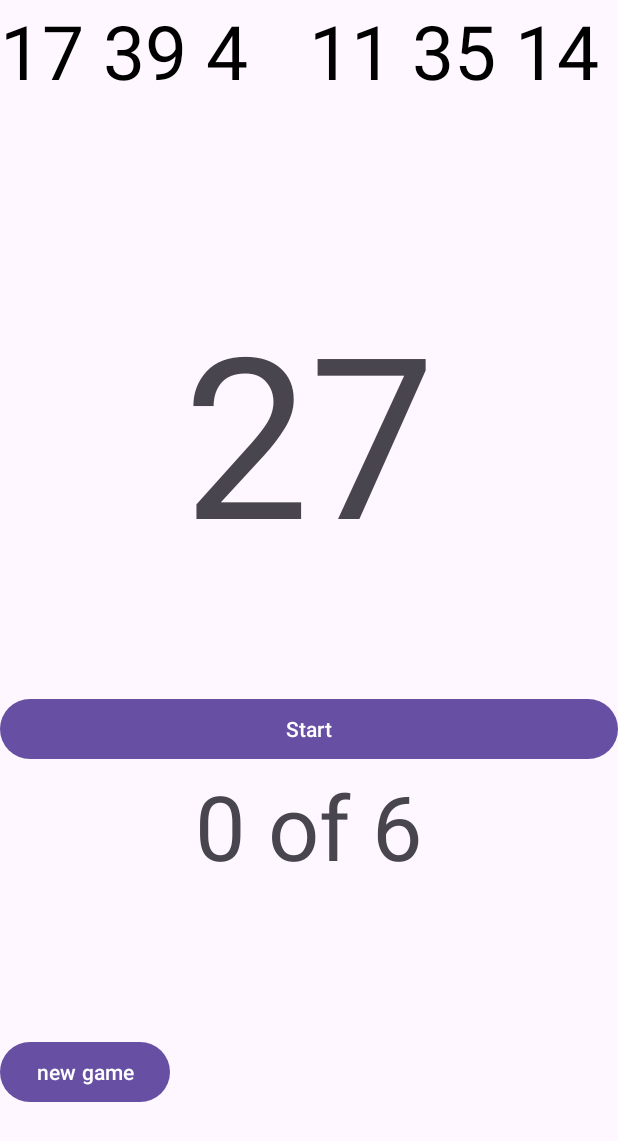
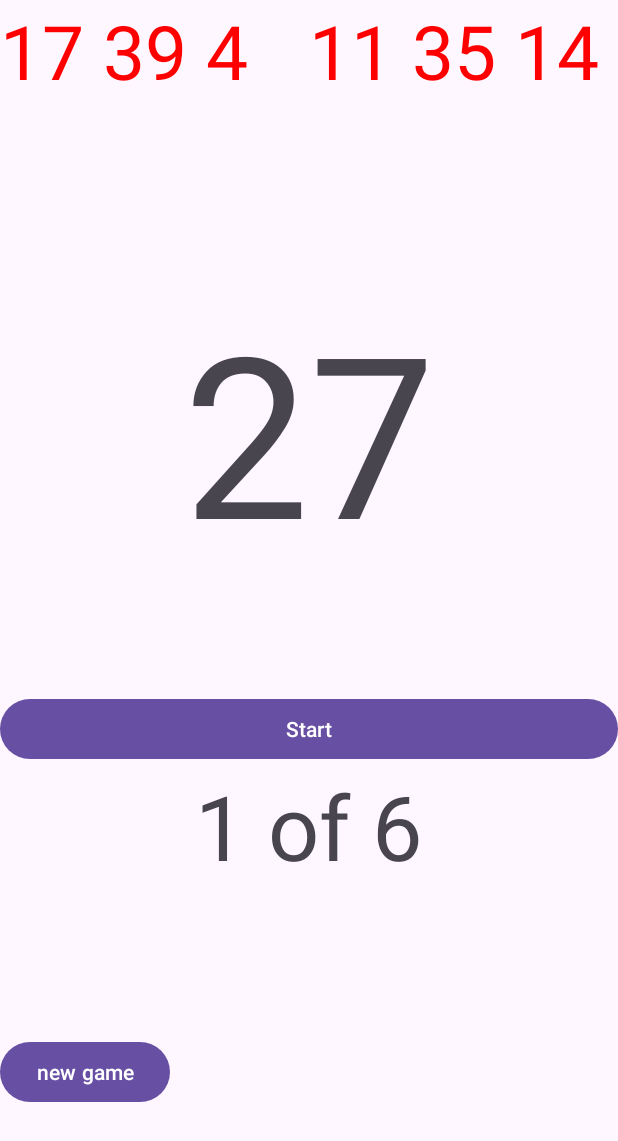
Before and after one commit to mohamedy25/RANDOM_GAME, an Android app: the screen it shows after launch (MainActivity), after a tap on "Stop", on a phone screen of 412 x 824 dp. Shown: the top 1141 px of the screen. Run offline under Robolectric (Android 15) with nearby library versions, the phone set to English and light mode, and no system bars; 1 other tap on this screen came first.

Commit message:
RANDOM_NUM

```diff
--- a/app/src/main/java/com/example/random_num/MainActivity.java
+++ b/app/src/main/java/com/example/random_num/MainActivity.java
@@ -19,6 +19,7 @@ public class MainActivity extends AppCompatActivity {
 
     private int n1, n2, n3, n4, n5, n6;
     private int matchCount = 0;
+    private int clickCount = 0;
 
     private Runnable updateNumber = new Runnable() {
         @Override
@@ -50,6 +51,7 @@ public class MainActivity extends AppCompatActivity {
         start.setOnClickListener(new View.OnClickListener() {
             @Override
             public void onClick(View v) {
+               if(clickCount<6)
                 if (!istart && matchCount < 6) {
                     istart = true;
                     start.setText("Stop");
@@ -58,9 +60,14 @@ public class MainActivity extends AppCompatActivity {
                     istart = false;
                     start.setText("Start");
                     handler.removeCallbacks(updateNumber);
-
                     int finalNum = Integer.parseInt(tvCurrent.getText().toString());
                     checkMatch(finalNum);
+
+                    clickCount++;
+                    updateCounter();
+                }else if (clickCount ==0)
+                ;{
+
                 }
             }
         });
@@ -72,6 +79,7 @@ public class MainActivity extends AppCompatActivity {
                 start.setText("Start");
                 istart = false;
                 matchCount = 0;
+                clickCount = 0;
                 updateCounter();
             }
         });
@@ -109,23 +117,23 @@ public class MainActivity extends AppCompatActivity {
     }
 
     private void highlight(TextView tv) {
-        if (tv.getCurrentTextColor() != Color.RED && matchCount < 6) {
-            tv.setTextColor(Color.RED);
+        if (tv.getCurrentTextColor() != Color.GREEN && matchCount < 6) {
+            tv.setTextColor(Color.GREEN);
             matchCount++;
             updateCounter();
         }
     }
 
     private void updateCounter() {
-        count.setText(matchCount + " of 6");
+        count.setText(clickCount + " of 6");
     }
 
     private void resetColors() {
-        tv1.setTextColor(Color.BLACK);
-        tv2.setTextColor(Color.BLACK);
-        tv3.setTextColor(Color.BLACK);
-        tv4.setTextColor(Color.BLACK);
-        tv5.setTextColor(Color.BLACK);
-        tv6.setTextColor(Color.BLACK);
+        tv1.setTextColor(Color.RED);
+        tv2.setTextColor(Color.RED);
+        tv3.setTextColor(Color.RED);
+        tv4.setTextColor(Color.RED);
+        tv5.setTextColor(Color.RED);
+        tv6.setTextColor(Color.RED);
     }
 }
--- a/app/src/main/res/layout/activity_main.xml
+++ b/app/src/main/res/layout/activity_main.xml
@@ -19,8 +19,9 @@
             android:layout_width="0dp"
             android:layout_height="wrap_content"
             android:layout_weight="1"
-            android:textSize="50dp"
-            android:text="0" />
+            android:text="0"
+            android:textColor="#ED1818"
+            android:textSize="50dp" />
 
         <TextView
             android:id="@+id/textView2"
@@ -28,6 +29,7 @@
             android:layout_height="wrap_content"
             android:layout_weight="1"
             android:text="0"
+            android:textColor="#ED1818"
             android:textSize="50dp"
             />
 
@@ -37,6 +39,7 @@
             android:layout_height="wrap_content"
             android:layout_weight="1"
             android:text="0"
+            android:textColor="#ED1818"
             android:textSize="50dp"
             />
 
@@ -46,6 +49,7 @@
             android:layout_height="wrap_content"
             android:layout_weight="1"
             android:text="0"
+            android:textColor="#ED1818"
             android:textSize="50dp"
             />
 
@@ -55,6 +59,7 @@
             android:layout_height="wrap_content"
             android:layout_weight="1"
             android:text="0"
+            android:textColor="#ED1818"
             android:textSize="50dp"
             />
 
@@ -63,6 +68,7 @@
             android:layout_width="0dp"
             android:layout_height="wrap_content"
             android:layout_weight="1"
+            android:textColor="#ED1818"
             android:text="0"
             android:textSize="50dp"
             />
```
